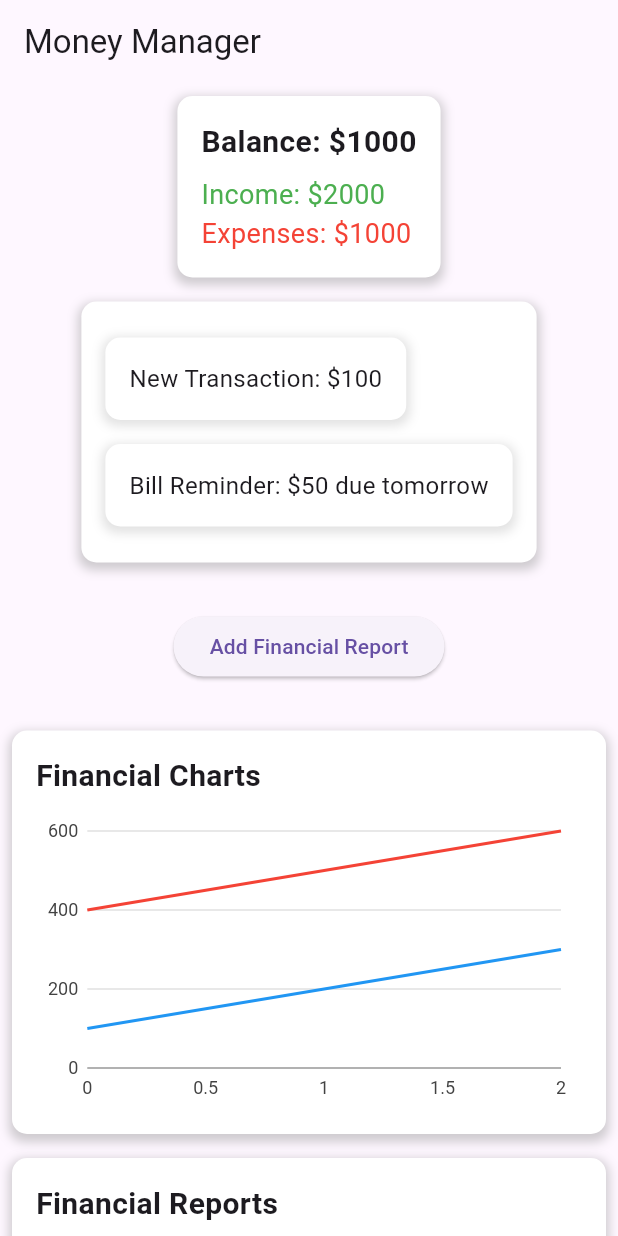
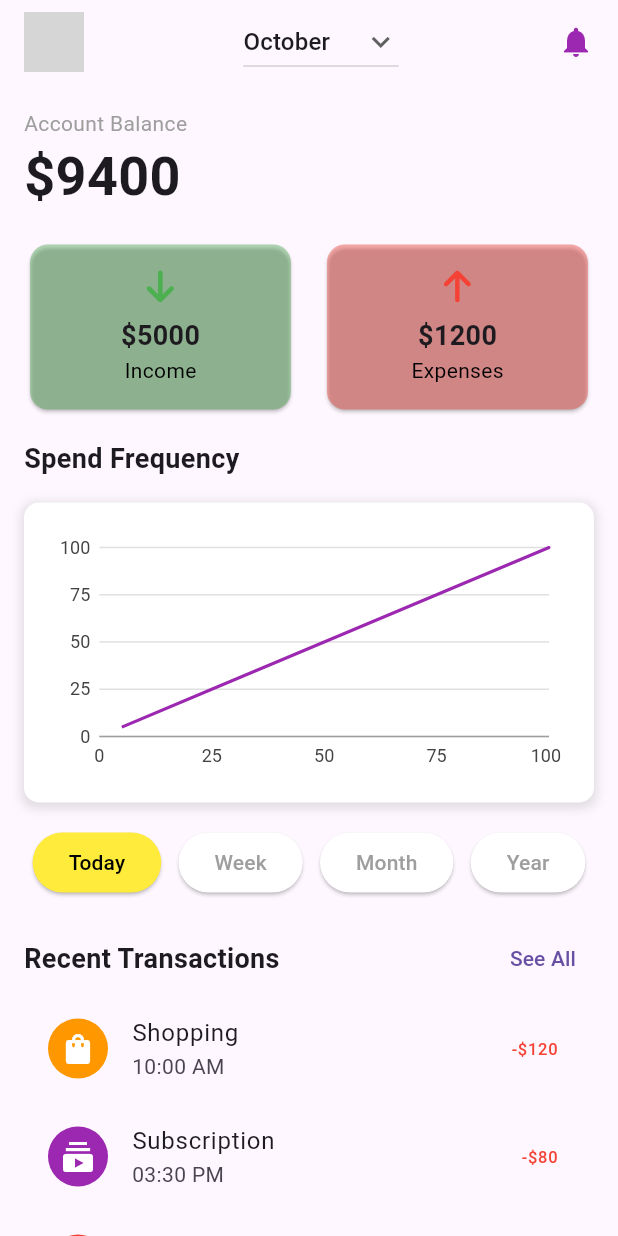
Before and after one commit to VinChriZ/MoneyManager, a Flutter app: the HomeScreen screen opened directly, on a phone screen of 412 x 824 dp. Run offline on Flutter 3.47's test engine with Material 3 defaults, Android fonts, the light colour scheme and no system bars; drawn by our look-alikes of flutter_slidable; our stand-ins replace charts_flutter, flutter_speed_dial, font_awesome_flutter; network calls fail; grey boxes are pictures that could not be loaded.

Commit message:
Update + Fixing Error BodyText2

```diff
--- a/lib/home.dart
+++ b/lib/home.dart
@@ -1,111 +1,123 @@
 import 'package:flutter/material.dart';
-import 'package:flutter_slidable/flutter_slidable.dart';
+import 'package:font_awesome_flutter/font_awesome_flutter.dart';
 import 'package:charts_flutter/flutter.dart' as charts;
+
+void main() {
+  runApp(Home());
+}
+
+class Home extends StatelessWidget {
+  @override
+  Widget build(BuildContext context) {
+    return MaterialApp(
+      home: HomeScreen(),
+      debugShowCheckedModeBanner: false,
+    );
+  }
+}
 
 class HomeScreen extends StatelessWidget {
   @override
   Widget build(BuildContext context) {
     return Scaffold(
-      appBar: AppBar(title: Text('Money Manager')),
+      appBar: AppBar(
+        backgroundColor: Colors.transparent,
+        elevation: 0,
+        title: Row(
+          mainAxisAlignment: MainAxisAlignment.spaceBetween,
+          children: [
+            CircleAvatar(
+              backgroundImage: NetworkImage('https://via.placeholder.com/150'),
+            ),
+            DropdownButton<String>(
+              value: 'October',
+              icon: Icon(Icons.keyboard_arrow_down),
+              items: <String>['October', 'September', 'August']
+                  .map((String value) {
+                return DropdownMenuItem<String>(
+                  value: value,
+                  child: Text(value),
+                );
+              }).toList(),
+              onChanged: (_) {},
+            ),
+            Icon(Icons.notifications, color: Colors.purple),
+          ],
+        ),
+      ),
       body: SingleChildScrollView(
+        child: Padding(
+          padding: const EdgeInsets.all(16.0),
+          child: Column(
+            crossAxisAlignment: CrossAxisAlignment.start,
+            children: [
+              Text('Account Balance', style: TextStyle(color: Colors.grey)),
+              Text('\$9400',
+                  style: TextStyle(fontSize: 36, fontWeight: FontWeight.bold)),
+              SizedBox(height: 16.0),
+              Row(
+                mainAxisAlignment: MainAxisAlignment.spaceBetween,
+                children: [
+                  Expanded(
+                    child: _buildSummaryCard('Income', '\$5000', Colors.green,
+                        FontAwesomeIcons.arrowDown),
+                  ),
+                  SizedBox(width: 16.0), // Add some space between the cards
+                  Expanded(
+                    child: _buildSummaryCard('Expenses', '\$1200', Colors.red,
+                        FontAwesomeIcons.arrowUp),
+                  ),
+                ],
+              ),
+              SizedBox(height: 16.0),
+              Text('Spend Frequency',
+                  style: TextStyle(fontSize: 18, fontWeight: FontWeight.bold)),
+              SizedBox(height: 16.0),
+              _buildSpendFrequencyGraph(),
+              SizedBox(height: 16.0),
+              _buildTimeFilter(),
+              SizedBox(height: 16.0),
+              _buildRecentTransactions(),
+            ],
+          ),
+        ),
+      ),
+    );
+  }
+
+  Widget _buildSummaryCard(
+      String title, String amount, Color color, IconData icon) {
+    return Card(
+      color: color.withOpacity(0.4), // Adjusted opacity for more vibrant colors
+      child: Padding(
+        padding: const EdgeInsets.all(16.0),
         child: Column(
           children: [
-            FinancialSummaryWidget(),
-            NotificationsWidget(),
-            AddFinancialReportButton(),
-            FinancialChartsWidget(),
-            FinancialReportsWidget()
+            FaIcon(icon, color: color),
+            SizedBox(height: 8.0),
+            Text(amount,
+                style: TextStyle(fontSize: 18, fontWeight: FontWeight.bold)),
+            Text(title, style: TextStyle(color: Colors.black)),
           ],
         ),
       ),
     );
   }
-}
 
-class FinancialSummaryWidget extends StatelessWidget {
-  @override
-  Widget build(BuildContext context) {
-    return Container(
-      padding: EdgeInsets.all(16.0),
-      margin: EdgeInsets.all(8.0),
-      decoration: BoxDecoration(
-        color: Colors.white,
-        borderRadius: BorderRadius.circular(10.0),
-        boxShadow: [
-          BoxShadow(
-            color: Colors.grey.withOpacity(0.5),
-            spreadRadius: 2,
-            blurRadius: 5,
-            offset: Offset(0, 3),
+  Widget _buildSpendFrequencyGraph() {
+    // Placeholder for the graph widget. You can replace it with an actual graph implementation.
+    var data = [
+      charts.Series<int, int>(
+        id: 'Spending',
+        colorFn: (_, __) => charts.MaterialPalette.purple.shadeDefault,
+        domainFn: (int sales, _) => sales,
+        measureFn: (int sales, _) => sales,
+        data: [5, 25, 100, 75],
       ),
-        ],
-      ),
-      child: Column(
-        crossAxisAlignment: CrossAxisAlignment.start,
-        children: [
-          Text(
-            'Balance: \$1000',
-            style: TextStyle(fontSize: 20, fontWeight: FontWeight.bold),
-          ),
-          SizedBox(height: 8.0),
-          Text(
-            'Income: \$2000',
-            style: TextStyle(fontSize: 18, color: Colors.green),
-          ),
-          Text(
-            'Expenses: \$1000',
-            style: TextStyle(fontSize: 18, color: Colors.red),
-          ),
-        ],
-      ),
-    );
-  }
-}
-
-class NotificationsWidget extends StatelessWidget {
-  final List<String> notifications = [
-    'New Transaction: \$100',
-    'Bill Reminder: \$50 due tomorrow',
     ];
 
-  @override
-  Widget build(BuildContext context) {
     return Container(
-      padding: EdgeInsets.all(16.0),
-      margin: EdgeInsets.all(8.0),
-      decoration: BoxDecoration(
-        color: Colors.white,
-        borderRadius: BorderRadius.circular(10.0),
-        boxShadow: [
-          BoxShadow(
-            color: Colors.grey.withOpacity(0.5),
-            spreadRadius: 2,
-            blurRadius: 5,
-            offset: Offset(0, 3),
-          ),
-        ],
-      ),
-      child: Column(
-        crossAxisAlignment: CrossAxisAlignment.start,
-        children: notifications.map((notification) {
-          return Slidable(
-            key: ValueKey(notification),
-            startActionPane: ActionPane(
-              motion: DrawerMotion(),
-              children: [
-                SlidableAction(
-                  onPressed: (context) {
-                    // Handle delete action
-                  },
-                  backgroundColor: Colors.red,
-                  foregroundColor: Colors.white,
-                  icon: Icons.delete,
-                  label: 'Delete',
-                ),
-              ],
-            ),
-            child: Container(
-              margin: EdgeInsets.symmetric(vertical: 8.0),
+      height: 200.0,
       padding: EdgeInsets.all(16.0),
       decoration: BoxDecoration(
         color: Colors.white,
@@ -119,135 +131,87 @@ class NotificationsWidget extends StatelessWidget {
           ),
         ],
       ),
-              child: Text(
-                notification,
-                style: TextStyle(fontSize: 16),
-              ),
-            ),
-          );
-        }).toList(),
+      child: charts.LineChart(
+        data,
+        animate: true,
       ),
     );
   }
+
+  Widget _buildTimeFilter() {
+    return Row(
+      mainAxisAlignment: MainAxisAlignment.spaceAround,
+      children: [
+        _buildTimeFilterButton('Today'),
+        _buildTimeFilterButton('Week'),
+        _buildTimeFilterButton('Month'),
+        _buildTimeFilterButton('Year'),
+      ],
+    );
   }
 
-class AddFinancialReportButton extends StatelessWidget {
-  @override
-  Widget build(BuildContext context) {
-    return Container(
-      padding: EdgeInsets.all(16.0),
-      margin: EdgeInsets.all(8.0),
-      child: ElevatedButton(
-        onPressed: () {
-          // Handle adding financial report
-        },
-        child: Text('Add Financial Report'),
+  Widget _buildTimeFilterButton(String text) {
+    return ElevatedButton(
+      onPressed: () {},
+      child: Text(text),
+      style: ElevatedButton.styleFrom(
+        backgroundColor: text == 'Today' ? Colors.yellow : Colors.white,
+        foregroundColor: text == 'Today' ? Colors.black : Colors.grey,
+        shape:
+            RoundedRectangleBorder(borderRadius: BorderRadius.circular(20.0)),
       ),
     );
   }
-}
 
-class FinancialChartsWidget extends StatelessWidget {
-  @override
-  Widget build(BuildContext context) {
-    // Placeholder for chart data
-    var data = [
-      charts.Series<int, int>(
-        id: 'Expenses',
-        data: [100, 200, 300],
-        domainFn: (int value, int? index) => index ?? 0,
-        measureFn: (int value, int? index) => value,
-      ),
-      charts.Series<int, int>(
-        id: 'Income',
-        data: [400, 500, 600],
-        domainFn: (int value, int? index) => index ?? 0,
-        measureFn: (int value, int? index) => value,
-      ),
+  Widget _buildRecentTransactions() {
+    final transactions = [
+      {
+        'category': 'Shopping',
+        'amount': '-\$120',
+        'time': '10:00 AM',
+        'icon': Icons.shopping_bag,
+        'color': Colors.orange
+      },
+      {
+        'category': 'Subscription',
+        'amount': '-\$80',
+        'time': '03:30 PM',
+        'icon': Icons.subscriptions,
+        'color': Colors.purple
+      },
+      {
+        'category': 'Food',
+        'amount': '-\$32',
+        'time': '07:30 PM',
+        'icon': Icons.restaurant,
+        'color': Colors.red
+      },
     ];
 
-    return Container(
-      padding: EdgeInsets.all(16.0),
-      margin: EdgeInsets.all(8.0),
-      decoration: BoxDecoration(
-        color: Colors.white,
-        borderRadius: BorderRadius.circular(10.0),
-        boxShadow: [
-          BoxShadow(
-            color: Colors.grey.withOpacity(0.5),
-            spreadRadius: 2,
-            blurRadius: 5,
-            offset: Offset(0, 3),
-          ),
+    return Column(
+      crossAxisAlignment: CrossAxisAlignment.start,
+      children: [
+        Row(
+          mainAxisAlignment: MainAxisAlignment.spaceBetween,
+          children: [
+            Text('Recent Transactions',
+                style: TextStyle(fontSize: 18, fontWeight: FontWeight.bold)),
+            TextButton(onPressed: () {}, child: Text('See All')),
           ],
         ),
-      child: Column(
-        crossAxisAlignment: CrossAxisAlignment.start,
-        children: [
-          Text(
-            'Financial Charts',
-            style: TextStyle(fontSize: 20, fontWeight: FontWeight.bold),
+        ...transactions.map((transaction) {
+          return ListTile(
+            leading: CircleAvatar(
+              backgroundColor: transaction['color'] as Color,
+              child: Icon(transaction['icon'] as IconData, color: Colors.white),
             ),
-          SizedBox(height: 8.0),
-          SizedBox(
-            height: 200.0,
-            child: charts.LineChart(data),
-          ),
+            title: Text(transaction['category'] as String),
+            subtitle: Text(transaction['time'] as String),
+            trailing: Text(transaction['amount'] as String,
+                style: TextStyle(color: Colors.red)),
+          );
+        }).toList(),
       ],
-      ),
     );
   }
 }
-
-class FinancialReportsWidget extends StatelessWidget {
-  @override
-  Widget build(BuildContext context) {
-    return Container(
-      padding: EdgeInsets.all(16.0),
-      margin: EdgeInsets.all(8.0),
-      decoration: BoxDecoration(
-        color: Colors.white,
-        borderRadius: BorderRadius.circular(10.0),
-        boxShadow: [
-          BoxShadow(
-            color: Colors.grey.withOpacity(0.5),
-            spreadRadius: 2,
-            blurRadius: 5,
-            offset: Offset(0, 3),
-          ),
-        ],
-      ),
-      child: Column(
-        crossAxisAlignment: CrossAxisAlignment.start,
-        children: [
-          Text(
-            'Financial Reports',
-            style: TextStyle(fontSize: 20, fontWeight: FontWeight.bold),
-          ),
-          SizedBox(height: 8.0),
-          Text(
-            'Monthly Report: January',
-            style: TextStyle(fontSize: 16),
-          ),
-          Text(
-            'Income: \$2000, Expenses: \$1500, Balance: \$500',
-            style: TextStyle(fontSize: 16),
-          ),
-          SizedBox(height: 8.0),
-          Text(
-            'Annual Report: 2023',
-            style: TextStyle(fontSize: 16),
-          ),
-          Text(
-            'Total Income: \$24000, Total Expenses: \$18000, Final Balance: \$6000',
-            style: TextStyle(fontSize: 16),
-          ),
-        ],
-      ),
-    );
-  }
-}
-
-void main() => runApp(MaterialApp(
-      home: HomeScreen(),
-    ));
--- a/lib/home2.dart
+++ /dev/null
@@ -1,218 +0,0 @@
-import 'package:flutter/material.dart';
-import 'package:font_awesome_flutter/font_awesome_flutter.dart';
-import 'package:flutter_svg/flutter_svg.dart';
-import 'package:charts_flutter/flutter.dart' as charts;
-
-void main() {
-  runApp(HomeScreen2());
-}
-
-class HomeScreen2 extends StatelessWidget {
-  @override
-  Widget build(BuildContext context) {
-    return MaterialApp(
-      home: HomeScreen(),
-      debugShowCheckedModeBanner: false,
-    );
-  }
-}
-
-class HomeScreen extends StatelessWidget {
-  @override
-  Widget build(BuildContext context) {
-    return Scaffold(
-      appBar: AppBar(
-        backgroundColor: Colors.transparent,
-        elevation: 0,
-        title: Row(
-          mainAxisAlignment: MainAxisAlignment.spaceBetween,
-          children: [
-            CircleAvatar(
-              backgroundImage: NetworkImage('https://via.placeholder.com/150'),
-            ),
-            DropdownButton<String>(
-              value: 'October',
-              icon: Icon(Icons.keyboard_arrow_down),
-              items: <String>['October', 'September', 'August']
-                  .map((String value) {
-                return DropdownMenuItem<String>(
-                  value: value,
-                  child: Text(value),
-                );
-              }).toList(),
-              onChanged: (_) {},
-            ),
-            Icon(Icons.notifications, color: Colors.purple),
-          ],
-        ),
-      ),
-      body: SingleChildScrollView(
-        child: Padding(
-          padding: const EdgeInsets.all(16.0),
-          child: Column(
-            crossAxisAlignment: CrossAxisAlignment.start,
-            children: [
-              Text('Account Balance', style: TextStyle(color: Colors.grey)),
-              Text('\$9400',
-                  style: TextStyle(fontSize: 36, fontWeight: FontWeight.bold)),
-              SizedBox(height: 16.0),
-              Row(
-                mainAxisAlignment: MainAxisAlignment.spaceBetween,
-                children: [
-                  Expanded(
-                    child: _buildSummaryCard('Income', '\$5000', Colors.green,
-                        FontAwesomeIcons.arrowDown),
-                  ),
-                  SizedBox(width: 16.0), // Add some space between the cards
-                  Expanded(
-                    child: _buildSummaryCard('Expenses', '\$1200', Colors.red,
-                        FontAwesomeIcons.arrowUp),
-                  ),
-                ],
-              ),
-              SizedBox(height: 16.0),
-              Text('Spend Frequency',
-                  style: TextStyle(fontSize: 18, fontWeight: FontWeight.bold)),
-              SizedBox(height: 16.0),
-              _buildSpendFrequencyGraph(),
-              SizedBox(height: 16.0),
-              _buildTimeFilter(),
-              SizedBox(height: 16.0),
-              _buildRecentTransactions(),
-            ],
-          ),
-        ),
-      ),
-    );
-  }
-
-  Widget _buildSummaryCard(
-      String title, String amount, Color color, IconData icon) {
-    return Card(
-      color: color.withOpacity(0.4), // Adjusted opacity for more vibrant colors
-      child: Padding(
-        padding: const EdgeInsets.all(16.0),
-        child: Column(
-          children: [
-            FaIcon(icon, color: color),
-            SizedBox(height: 8.0),
-            Text(amount,
-                style: TextStyle(fontSize: 18, fontWeight: FontWeight.bold)),
-            Text(title, style: TextStyle(color: Colors.black)),
-          ],
-        ),
-      ),
-    );
-  }
-
-  Widget _buildSpendFrequencyGraph() {
-    // Placeholder for the graph widget. You can replace it with an actual graph implementation.
-    var data = [
-      charts.Series<int, int>(
-        id: 'Spending',
-        colorFn: (_, __) => charts.MaterialPalette.purple.shadeDefault,
-        domainFn: (int sales, _) => sales,
-        measureFn: (int sales, _) => sales,
-        data: [5, 25, 100, 75],
-      ),
-    ];
-
-    return Container(
-      height: 200.0,
-      padding: EdgeInsets.all(16.0),
-      decoration: BoxDecoration(
-        color: Colors.white,
-        borderRadius: BorderRadius.circular(10.0),
-        boxShadow: [
-          BoxShadow(
-            color: Colors.grey.withOpacity(0.3),
-            spreadRadius: 2,
-            blurRadius: 5,
-            offset: Offset(0, 2),
-          ),
-        ],
-      ),
-      child: charts.LineChart(
-        data,
-        animate: true,
-      ),
-    );
-  }
-
-  Widget _buildTimeFilter() {
-    return Row(
-      mainAxisAlignment: MainAxisAlignment.spaceAround,
-      children: [
-        _buildTimeFilterButton('Today'),
-        _buildTimeFilterButton('Week'),
-        _buildTimeFilterButton('Month'),
-        _buildTimeFilterButton('Year'),
-      ],
-    );
-  }
-
-  Widget _buildTimeFilterButton(String text) {
-    return ElevatedButton(
-      onPressed: () {},
-      child: Text(text),
-      style: ElevatedButton.styleFrom(
-        backgroundColor: text == 'Today' ? Colors.yellow : Colors.white,
-        foregroundColor: text == 'Today' ? Colors.black : Colors.grey,
-        shape:
-            RoundedRectangleBorder(borderRadius: BorderRadius.circular(20.0)),
-      ),
-    );
-  }
-
-  Widget _buildRecentTransactions() {
-    final transactions = [
-      {
-        'category': 'Shopping',
-        'amount': '-\$120',
-        'time': '10:00 AM',
-        'icon': Icons.shopping_bag,
-        'color': Colors.orange
-      },
-      {
-        'category': 'Subscription',
-        'amount': '-\$80',
-        'time': '03:30 PM',
-        'icon': Icons.subscriptions,
-        'color': Colors.purple
-      },
-      {
-        'category': 'Food',
-        'amount': '-\$32',
-        'time': '07:30 PM',
-        'icon': Icons.restaurant,
-        'color': Colors.red
-      },
-    ];
-
-    return Column(
-      crossAxisAlignment: CrossAxisAlignment.start,
-      children: [
-        Row(
-          mainAxisAlignment: MainAxisAlignment.spaceBetween,
-          children: [
-            Text('Recent Transactions',
-                style: TextStyle(fontSize: 18, fontWeight: FontWeight.bold)),
-            TextButton(onPressed: () {}, child: Text('See All')),
-          ],
-        ),
-        ...transactions.map((transaction) {
-          return ListTile(
-            leading: CircleAvatar(
-              backgroundColor: transaction['color'] as Color,
-              child: Icon(transaction['icon'] as IconData, color: Colors.white),
-            ),
-            title: Text(transaction['category'] as String),
-            subtitle: Text(transaction['time'] as String),
-            trailing: Text(transaction['amount'] as String,
-                style: TextStyle(color: Colors.red)),
-          );
-        }).toList(),
-      ],
-    );
-  }
-}
--- a/lib/main.dart
+++ b/lib/main.dart
@@ -1,6 +1,5 @@
 import 'package:flutter/material.dart';
 import 'package:flutter_moneymanager/home.dart';
-import 'package:flutter_moneymanager/home2.dart';
 import 'package:flutter_moneymanager/login.dart';
 import 'package:flutter_moneymanager/profile.dart';
 import 'package:flutter_speed_dial/flutter_speed_dial.dart';
@@ -26,7 +25,7 @@ class Main extends StatefulWidget {
 class _MainState extends State<Main> {
   int _selectedIndex = 0;
   final List<Widget> _pages = [
-    HomeScreen2(),
+    Home(),
     ProfilePage(),
   ];
 
--- a/pubspec.yaml
+++ b/pubspec.yaml
@@ -12,8 +12,7 @@ dependencies:
   font_awesome_flutter: ^10.1.0
   flutter_slidable: ^3.1.0
   charts_flutter: ^0.12.0
-  flutter_speed_dial: ^6.1.1
-  flutter_svg: ^1.0.3
+  flutter_speed_dial: ^7.0.0
 
 dev_dependencies:
   flutter_test:
```
Also changed, not shown: pubspec.lock. Lines whose indentation alone changed are shown as unchanged.
